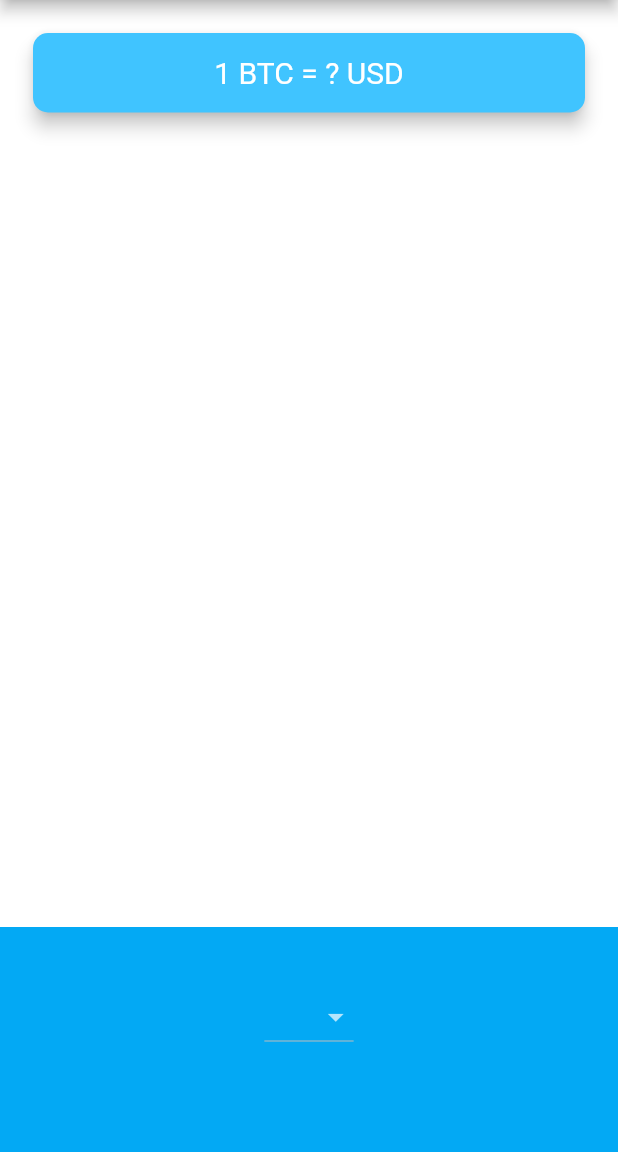
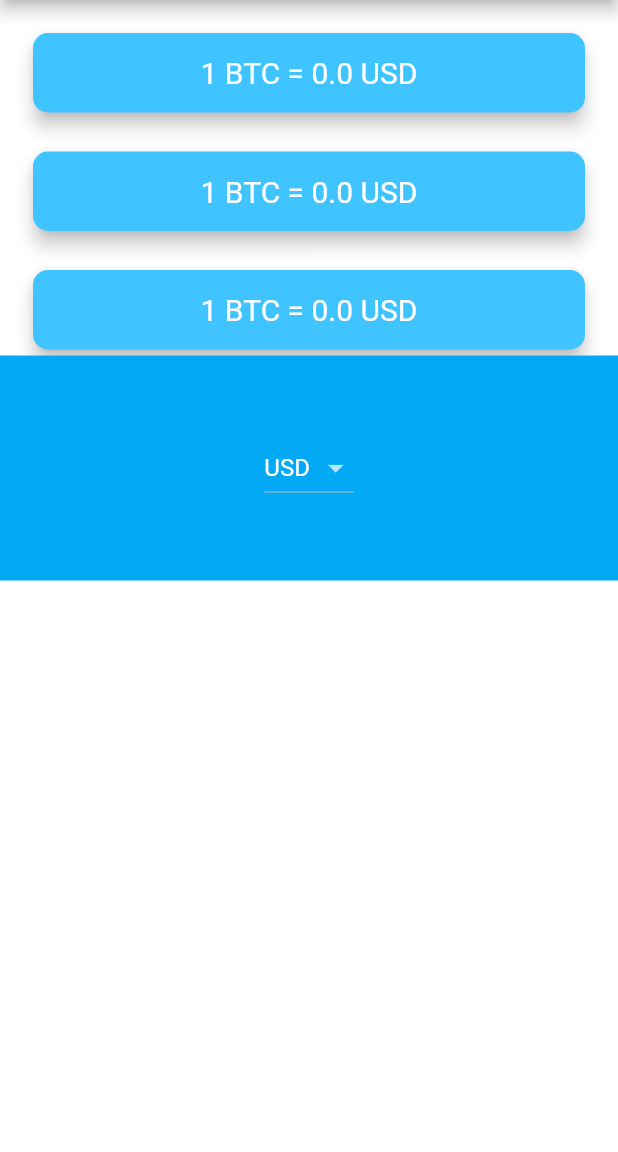
Before and after one commit to HimJan7/bitcoin_ticker, a Flutter app: the screen it shows after launch, on a phone screen of 412 x 824 dp, the part 84-1236 px from its top. Run offline on Flutter 3.47's test engine with Material 2 defaults, Android fonts, the phone set to English and light mode, and no system bars; network calls fail.

Commit message:
[apiHit]

```diff
--- a/lib/price_screen.dart
+++ b/lib/price_screen.dart
@@ -2,6 +2,10 @@ import 'package:flutter/material.dart';
 import 'coin_data.dart';
 import 'package:flutter/cupertino.dart';
 import 'dart:io' show Platform;
+import 'package:http/http.dart' as http;
+import 'dart:convert';
+
+const String apiKey = 'C08699E8-7777-4394-95CD-991582F6019D';
 
 class PriceScreen extends StatefulWidget {
   @override
@@ -9,15 +13,29 @@ class PriceScreen extends StatefulWidget {
 }
 
 class _PriceScreenState extends State<PriceScreen> {
-  String? selectedCurrency;
+  double price = 0;
+  String currency = 'USD';
 
-  Widget getPicker() {
-    if (Platform.isIOS) {
-      return cupertinoChild();
+  dynamic getPrice(currency) async {
+    String url =
+        'https://rest.coinapi.io/v1/exchangerate/BTC/$currency?apikey=$apiKey';
+
+    http.Response response = await http.get(Uri.parse(url));
+    if (response.statusCode == 200) {
+      String data = response.body;
+      var decodedData = jsonDecode(data);
+      double temp = decodedData['rate'];
+
+      print(temp);
+      setState(() {
+        price = double.parse((temp).toStringAsFixed(2));
+      });
     } else {
-      return dropDownChild();
+      print(response.statusCode);
     }
   }
+
+  String? selectedCurrency = 'USD';
 
   Widget cupertinoChild() {
     List<Text> pickerItems = [];
@@ -27,7 +45,9 @@ class _PriceScreenState extends State<PriceScreen> {
 
     return CupertinoPicker(
       itemExtent: 32.0,
-      onSelectedItemChanged: (selectedIndex) {},
+      onSelectedItemChanged: (selectedIndex) {
+        getPrice(currency);
+      },
       children: pickerItems,
     );
   }
@@ -50,8 +70,14 @@ class _PriceScreenState extends State<PriceScreen> {
         onChanged: (value) {
           setState(() {
             selectedCurrency = value;
+            getPrice(currency);
           });
         });
+  }
+
+  void initState() {
+    super.initState();
+    getPrice(currency);
   }
 
   @override
@@ -63,7 +89,6 @@ class _PriceScreenState extends State<PriceScreen> {
         title: Text('🤑 Coin Ticker'),
       ),
       body: Column(
-        mainAxisAlignment: MainAxisAlignment.spaceBetween,
         crossAxisAlignment: CrossAxisAlignment.stretch,
         children: <Widget>[
           Padding(
@@ -77,7 +102,49 @@ class _PriceScreenState extends State<PriceScreen> {
               child: Padding(
                 padding: EdgeInsets.symmetric(vertical: 15.0, horizontal: 28.0),
                 child: Text(
-                  '1 BTC = ? USD',
+                  '1 BTC = $price USD',
+                  textAlign: TextAlign.center,
+                  style: TextStyle(
+                    fontSize: 20.0,
+                    color: Colors.white,
+                  ),
+                ),
+              ),
+            ),
+          ),
+          Padding(
+            padding: EdgeInsets.fromLTRB(18.0, 18.0, 18.0, 0),
+            child: Card(
+              color: Colors.lightBlueAccent,
+              elevation: 5.0,
+              shape: RoundedRectangleBorder(
+                borderRadius: BorderRadius.circular(10.0),
+              ),
+              child: Padding(
+                padding: EdgeInsets.symmetric(vertical: 15.0, horizontal: 28.0),
+                child: Text(
+                  '1 BTC = $price USD',
+                  textAlign: TextAlign.center,
+                  style: TextStyle(
+                    fontSize: 20.0,
+                    color: Colors.white,
+                  ),
+                ),
+              ),
+            ),
+          ),
+          Padding(
+            padding: EdgeInsets.fromLTRB(18.0, 18.0, 18.0, 0),
+            child: Card(
+              color: Colors.lightBlueAccent,
+              elevation: 5.0,
+              shape: RoundedRectangleBorder(
+                borderRadius: BorderRadius.circular(10.0),
+              ),
+              child: Padding(
+                padding: EdgeInsets.symmetric(vertical: 15.0, horizontal: 28.0),
+                child: Text(
+                  '1 BTC = $price USD',
                   textAlign: TextAlign.center,
                   style: TextStyle(
                     fontSize: 20.0,
@@ -88,12 +155,10 @@ class _PriceScreenState extends State<PriceScreen> {
             ),
           ),
           Container(
-            height: 150.0,
-            alignment: Alignment.center,
-            padding: EdgeInsets.only(bottom: 30.0),
-            color: Colors.lightBlue,
-            child: getPicker(),
-          ),
+              height: 150.0,
+              alignment: Alignment.center,
+              color: Colors.lightBlue,
+              child: Platform.isIOS ? cupertinoChild() : dropDownChild()),
         ],
       ),
     );
--- a/pubspec.yaml
+++ b/pubspec.yaml
@@ -35,6 +35,7 @@ dependencies:
   # The following adds the Cupertino Icons font to your application.
   # Use with the CupertinoIcons class for iOS style icons.
   cupertino_icons: ^1.0.2
+  http: ^0.13.5
 
 dev_dependencies:
   flutter_test:
```
Also changed, not shown: pubspec.lock.
